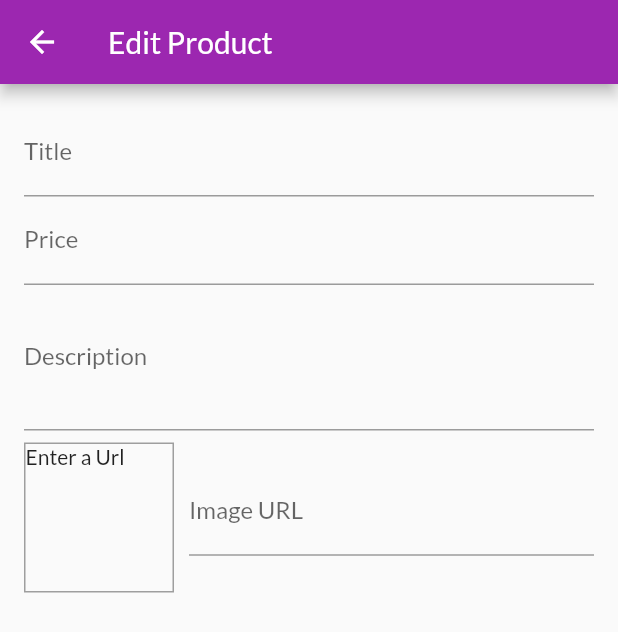
After one commit to AaryanSharmaNeupane/shop_app, a Flutter app: the EditProductScreen screen opened by its route, on a phone screen of 412 x 824 dp. The commit adds this screen. Shown: the top 632 px of the screen. Run offline on Flutter 3.47's test engine with Material 2 defaults, Android fonts, the phone set to English and light mode, and no system bars; network calls fail.

Commit message:
edit screen added

```diff
--- a/lib/main.dart
+++ b/lib/main.dart
@@ -2,6 +2,7 @@ import 'package:flutter/material.dart';
 import 'package:provider/provider.dart';
 import 'package:shop_app/providers/orders.dart';
 import 'package:shop_app/screens/cart_screen.dart';
+import 'package:shop_app/screens/edit_product_screen.dart';
 import 'package:shop_app/screens/orders_screen.dart';
 import 'package:shop_app/screens/user_products_screen.dart';
 
@@ -44,6 +45,7 @@ class MyApp extends StatelessWidget {
           CartScreen.routeName: (context) => const CartScreen(),
           OrdersScreen.routeName: (context) => const OrdersScreen(),
           UserProductsScreen.routeName: (context) => const UserProductsScreen(),
+          EditProductScreen.routeName: (context) => const EditProductScreen(),
         },
       ),
     );
--- /dev/null
+++ b/lib/screens/edit_product_screen.dart
@@ -0,0 +1,79 @@
+import 'package:flutter/material.dart';
+
+class EditProductScreen extends StatefulWidget {
+  const EditProductScreen({super.key});
+  static const routeName = "/edit_screen";
+
+  @override
+  State<EditProductScreen> createState() => _EditProductScreenState();
+}
+
+class _EditProductScreenState extends State<EditProductScreen> {
+  final imageUrlController = TextEditingController();
+  @override
+  Widget build(BuildContext context) {
+    return Scaffold(
+      appBar: AppBar(
+        title: const Text("Edit Product"),
+      ),
+      body: Padding(
+        padding: const EdgeInsets.all(16.0),
+        child: Form(
+          child: ListView(
+            children: [
+              TextFormField(
+                decoration: const InputDecoration(labelText: "Title"),
+                textInputAction: TextInputAction.next,
+              ),
+              TextFormField(
+                decoration: const InputDecoration(labelText: "Price"),
+                textInputAction: TextInputAction.next,
+                keyboardType: TextInputType.number,
+              ),
+              TextFormField(
+                decoration: const InputDecoration(labelText: "Description"),
+                keyboardType: TextInputType.multiline,
+                maxLines: 3,
+                textInputAction: TextInputAction.next,
+              ),
+              Row(
+                children: [
+                  Container(
+                    height: 100,
+                    width: 100,
+                    margin: const EdgeInsets.only(top: 8, right: 10),
+                    decoration: BoxDecoration(
+                      border: Border.all(
+                        width: 1,
+                        color: Colors.grey,
+                      ),
+                    ),
+                    child: Container(
+                      child: imageUrlController.text.isEmpty
+                          ? const Text("Enter a Url")
+                          : FittedBox(
+                              child: Image.network(
+                                imageUrlController.text,
+                                fit: BoxFit.cover,
+                              ),
+                            ),
+                    ),
+                  ),
+                  Expanded(
+                    child: TextFormField(
+                      decoration: const InputDecoration(labelText: "Image URL"),
+                      keyboardType: TextInputType.url,
+                      textInputAction: TextInputAction.done,
+                      controller: imageUrlController,
+                      enableInteractiveSelection: true,
+                    ),
+                  )
+                ],
+              ),
+            ],
+          ),
+        ),
+      ),
+    );
+  }
+}
--- a/lib/screens/user_products_screen.dart
+++ b/lib/screens/user_products_screen.dart
@@ -1,5 +1,6 @@
 import 'package:flutter/material.dart';
 import 'package:provider/provider.dart';
+import 'package:shop_app/screens/edit_product_screen.dart';
 import 'package:shop_app/widgets/app_drawer.dart';
 import 'package:shop_app/widgets/user_products_item.dart';
 import '../providers/products_provider.dart';
@@ -14,7 +15,9 @@ class UserProductsScreen extends StatelessWidget {
     return Scaffold(
       appBar: AppBar(title: const Text("Your Products"), actions: [
         IconButton(
-          onPressed: () {},
+          onPressed: () {
+            Navigator.of(context).pushNamed(EditProductScreen.routeName);
+          },
           icon: const Icon(Icons.add),
         ),
       ]),
```
